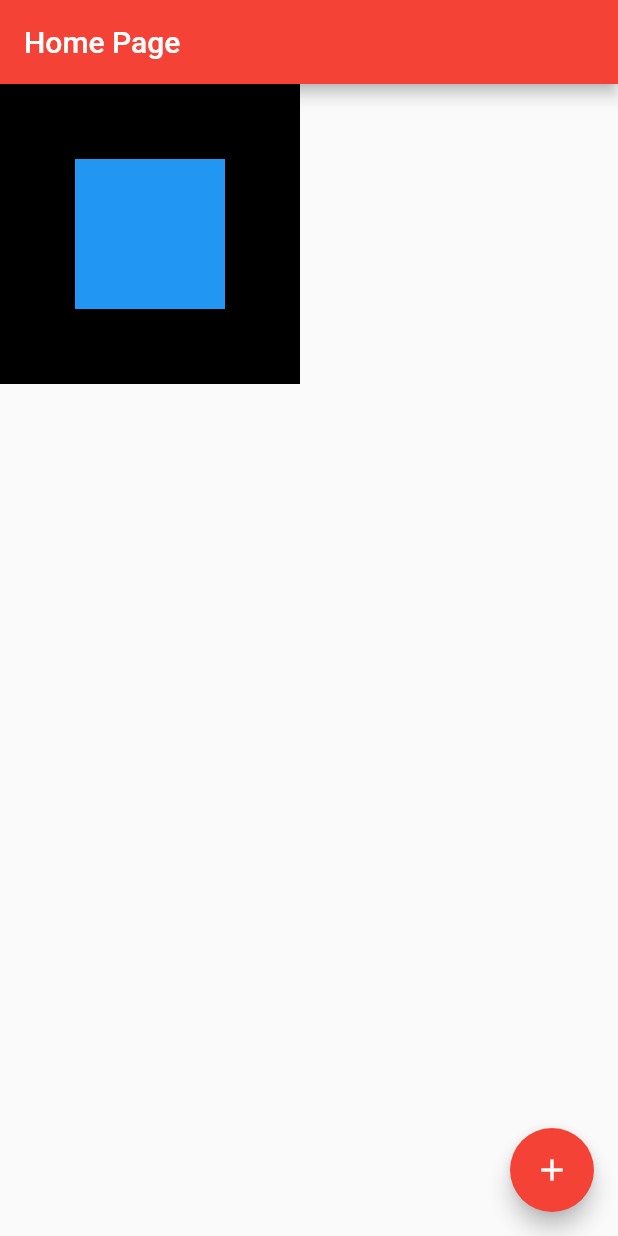
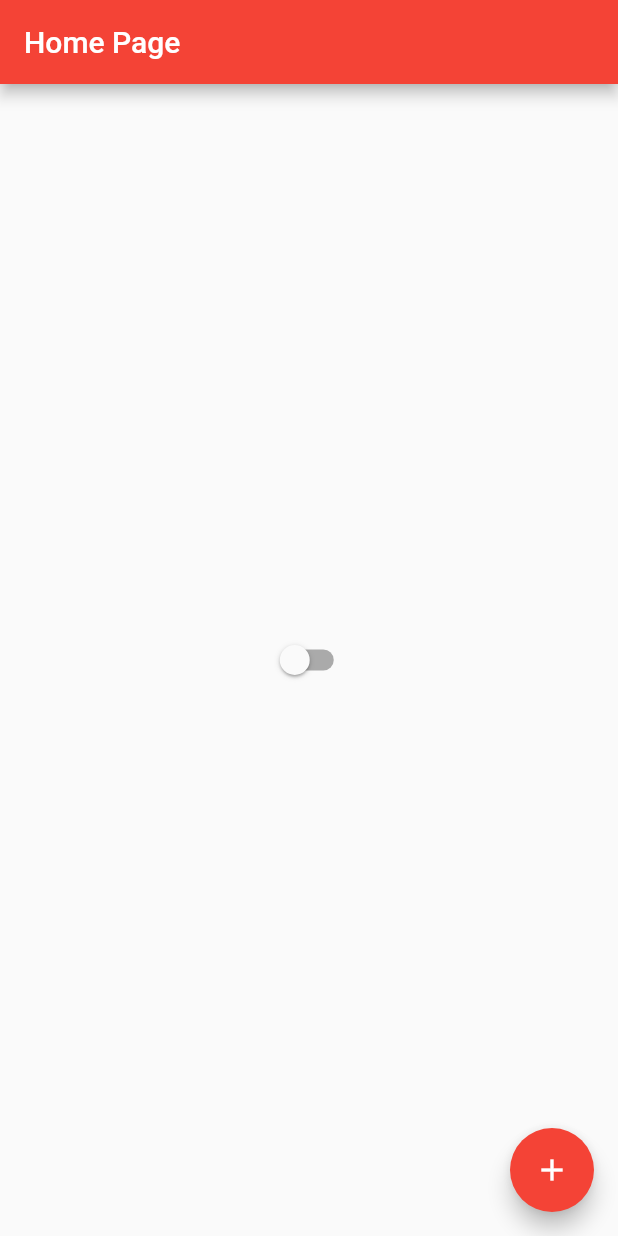
Before and after one commit to ClintonAlmeidaDev/Curso-Flutterando-2022, a Flutter app: the screen it shows after launch, on a phone screen of 412 x 824 dp. Run offline on Flutter 3.47's test engine with Material 2 defaults, Android fonts, the phone set to English and light mode, and no system bars.

Commit message:
Gerencia de estados
Gerencia de estados global

```diff
--- /dev/null
+++ b/curso_flutterando_2022/lib/app_controller.dart
@@ -0,0 +1,10 @@
+import 'package:flutter/cupertino.dart';
+
+class AppController extends ChangeNotifier {
+  static AppController istance = AppController();
+  bool isDartTheme = false;
+  changeTheme() {
+    isDartTheme = !isDartTheme;
+    notifyListeners();
+  }
+}
--- a/curso_flutterando_2022/lib/app_widget.dart
+++ b/curso_flutterando_2022/lib/app_widget.dart
@@ -1,3 +1,4 @@
+import 'package:curso_flutterando_2022/app_controller.dart';
 import 'package:flutter/material.dart';
 
 import 'home_page.dart';
@@ -6,9 +7,17 @@ class AppWidget extends StatelessWidget {
   @override
   Widget build(BuildContext context) {
     // TODO: implement build
-    return MaterialApp(
-      theme: ThemeData(primarySwatch: Colors.red),
-      home: HomePage(),
-    );
+    return AnimatedBuilder(
+        animation: AppController.istance,
+        builder: (context, child) {
+          return MaterialApp(
+            theme: ThemeData(
+                primarySwatch: Colors.red,
+                brightness: AppController.istance.isDartTheme
+                    ? Brightness.dark
+                    : Brightness.light),
+            home: HomePage(),
+          );
+        });
   }
 }
--- a/curso_flutterando_2022/lib/home_page.dart
+++ b/curso_flutterando_2022/lib/home_page.dart
@@ -1,3 +1,4 @@
+import 'package:curso_flutterando_2022/app_controller.dart';
 import 'package:flutter/material.dart';
 
 class HomePage extends StatefulWidget {
@@ -17,16 +18,12 @@ class HomePageState extends State<HomePage> {
       appBar: AppBar(
         title: Text('Home Page'),
       ),
-      body: Container(
-        height: 200,
-        width: 200,
-        color: Colors.black,
-        child: Center(
-          child: Container(
-            height: 100,
-            width: 100,
-            color: Colors.blue,
-          ),
+      body: Center(
+        child: Switch(
+          value: AppController.istance.isDartTheme,
+          onChanged: (value) {
+            AppController.istance.changeTheme();
+          },
         ),
       ),
       floatingActionButton: FloatingActionButton(
```
